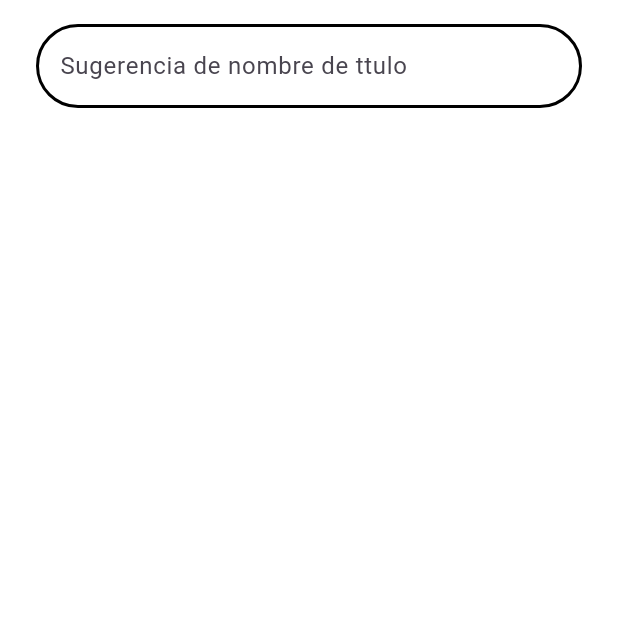
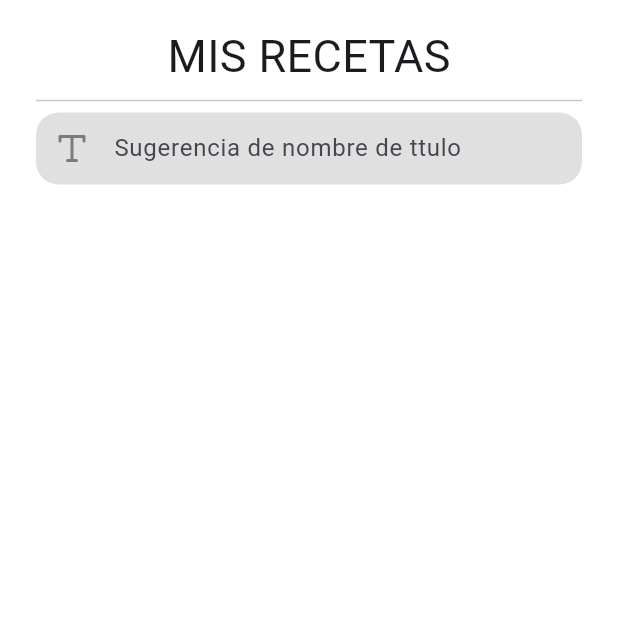
Before and after one commit to fr4nsgallegos/recipesappg7, a Flutter app: the screen it shows after launch, on a phone screen of 412 x 824 dp, the top half of it. Run offline on Flutter 3.47's test engine with Material 3 defaults, Android fonts, the phone set to English and light mode, and no system bars; our stand-ins replace flutter_svg.

Commit message:
txtfiel style finish

```diff
--- a/lib/home_page.dart
+++ b/lib/home_page.dart
@@ -1,4 +1,5 @@
 import 'package:flutter/material.dart';
+import 'package:flutter_svg/flutter_svg.dart';
 
 class HomePage extends StatelessWidget {
   @override
@@ -11,27 +12,47 @@ class HomePage extends StatelessWidget {
             padding: EdgeInsets.symmetric(horizontal: 24, vertical: 16),
             child: Column(
               children: [
+                Text(
+                  "MIS RECETAS",
+                  style: TextStyle(
+                    fontSize: 30,
+                  ),
+                ),
+                Divider(),
                 //estados textfiel: Enabled Focus, error disable
                 TextField(
                   decoration: InputDecoration(
+                    contentPadding:
+                        EdgeInsets.symmetric(vertical: 8, horizontal: 16),
                     labelStyle: TextStyle(color: Colors.orange),
                     hintText: "Sugerencia de nombre de ttulo",
                     filled: true,
-                    fillColor: Colors.white,
-                    enabledBorder: OutlineInputBorder(
-                      borderRadius: BorderRadius.circular(50),
-                      borderSide: BorderSide(
-                        color: Colors.black,
-                        width: 2,
+                    fillColor: Colors.black12,
+                    prefixIcon: SvgPicture.asset(
+                      "assets/icons/type.svg",
+                      fit: BoxFit.scaleDown,
+                      colorFilter: ColorFilter.mode(
+                        Colors.black45,
+                        BlendMode.srcIn,
                       ),
                     ),
+                    enabledBorder: OutlineInputBorder(
+                      borderRadius: BorderRadius.circular(15),
+                      borderSide: BorderSide.none,
+
+                      // borderSide: BorderSide(
+                      //   color: Colors.black26,
+                      //   width: 1,
+                      // ),
+                    ),
                     focusedBorder: OutlineInputBorder(
-                      borderRadius: BorderRadius.circular(50),
-                      borderSide: BorderSide(
-                        color: Colors.green,
-                        width: 3,
-                      ),
-                    ),
+                        borderRadius: BorderRadius.circular(15),
+                        borderSide: BorderSide.none
+                        // borderSide: BorderSide(
+                        //   color: Colors.black26,
+                        //   width: 1.5,
+                        // ),
+                        ),
                   ),
                 ),
               ],
--- a/pubspec.yaml
+++ b/pubspec.yaml
@@ -30,6 +30,8 @@ environment:
 dependencies:
   flutter:
     sdk: flutter
+  flutter_svg: ^2.0.9
+  google_fonts: ^6.1.0
 
 
   # The following adds the Cupertino Icons font to your application.
@@ -59,8 +61,8 @@ flutter:
   uses-material-design: true
 
   # To add assets to your application, add an assets section, like this:
-  # assets:
-  #   - images/a_dot_burr.jpeg
+  assets:
+    - assets/icons/
   #   - images/a_dot_ham.jpeg
 
   # An image asset can refer to one or more resolution-specific "variants", see
```
Also changed, not shown: assets/icons/align-justify.svg (added), assets/icons/image.svg (added), assets/icons/type.svg (added), pubspec.lock.
